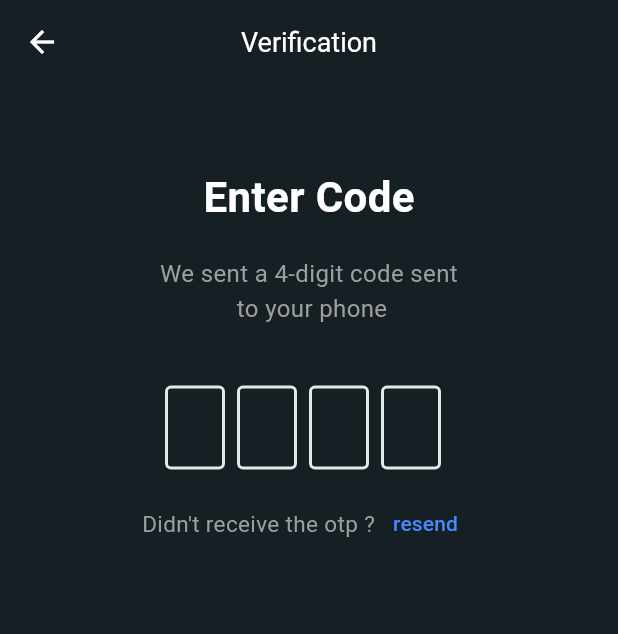
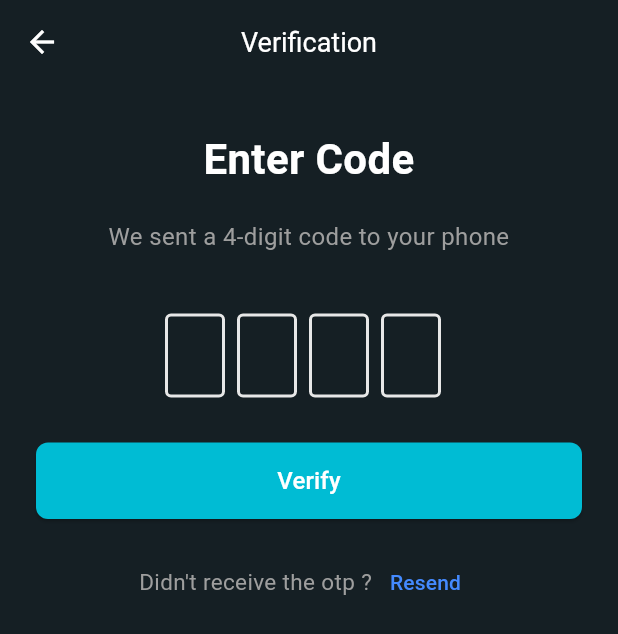
Before and after one commit to PriyadhaPrakash/Fishy, a Flutter app: the OtpPage screen opened directly, on a phone screen of 412 x 824 dp. Shown: the top 634 px of the screen. Run offline on Flutter 3.47's test engine with Material 3 defaults, Android fonts, the phone set to English and light mode, and no system bars; drawn by our look-alikes of flutter_otp_text_field; our stand-ins replace carousel_slider; network calls fail.

Commit message:
verify button added in otp page

```diff
--- a/lib/otp_page.dart
+++ b/lib/otp_page.dart
@@ -9,70 +9,118 @@ class OtpPage extends StatefulWidget {
 }
 
 class _OtpPageState extends State<OtpPage> {
+  String _enteredOtp = "";
+
   @override
   Widget build(BuildContext context) {
     return Scaffold(
+      resizeToAvoidBottomInset: true,
       backgroundColor: const Color(0xFF151F24),
       appBar: AppBar(
-        backgroundColor: const  Color(0xFF151F24),
-        leading: BackButton(color: Colors.white),
-        title: Text(
+        backgroundColor: const Color(0xFF151F24),
+        leading: const BackButton(color: Colors.white),
+        title: const Text(
           "Verification",
-          style: TextStyle(color: const Color(0xFFFFFFFF), fontSize: 18),
+          style: TextStyle(color: Color(0xFFFFFFFF), fontSize: 18),
         ),
         centerTitle: true,
+        elevation: 0,
       ),
-      body: Padding(
-        padding: const EdgeInsets.symmetric(horizontal: 24.0),
-        child: Padding(
-          padding: const EdgeInsets.symmetric(horizontal: 10, vertical: 55),
+      body: SafeArea(
+        child: SingleChildScrollView(
+          padding: const EdgeInsets.symmetric(horizontal: 24.0, vertical: 20),
           child: Column(
-            mainAxisAlignment: MainAxisAlignment.start,
+            mainAxisSize: MainAxisSize.min,
+            crossAxisAlignment: CrossAxisAlignment.stretch,
             children: [
-              Text(
+              const SizedBox(height: 10),
+              const Text(
                 "Enter Code",
+                textAlign: TextAlign.center,
                 style: TextStyle(
                   fontWeight: FontWeight.w600,
                   fontSize: 28,
                   color: Color(0xFFFFFFFF),
                 ),
               ),
-              SizedBox(height: 20),
-              Text(
-                "We sent a 4-digit code sent \n to your phone",
+              const SizedBox(height: 20),
+              const Text(
+                "We sent a 4-digit code to your phone",
                 textAlign: TextAlign.center,
                 style: TextStyle(fontSize: 16, color: Colors.grey),
               ),
-              SizedBox(height: 40),
+              const SizedBox(height: 40),
+
               OtpTextField(
                 numberOfFields: 4,
-
                 borderColor: Colors.cyan,
                 showFieldAsBox: true,
                 textStyle: const TextStyle(color: Colors.grey),
+                onCodeChanged: (String code) {
+                  _enteredOtp = code;
+                },
                 onSubmit: (String verificationCode) {
-                  print("Entered OTP: $verificationCode");
-
-                  ScaffoldMessenger.of(
-                    context,
-                  ).showSnackBar(SnackBar(content: Text("OTP Entered")));
+                  setState(() {
+                    _enteredOtp = verificationCode;
+                  });
                 },
               ),
-              Padding(
-                padding: const EdgeInsets.symmetric(
-                  horizontal: 12,
-                  vertical: 12,
-                ),
-                child: Row(
-                  mainAxisAlignment: MainAxisAlignment.center,
-                  children: [
-                    const Text(
-                      "Didn't receive the otp ?",
-                      style: TextStyle(color: Colors.grey,fontSize: 15),
-                    ),TextButton(onPressed: (){}, child: const Text("resend",style: TextStyle(color: Colors.blueAccent),))
-                  ],
+
+              const SizedBox(height: 30),
+
+              SizedBox(
+                width: double.infinity,
+                child: ElevatedButton(
+                  style: ElevatedButton.styleFrom(
+                    backgroundColor: Colors.cyan,
+                    padding: const EdgeInsets.symmetric(vertical: 14),
+                    shape: RoundedRectangleBorder(
+                      borderRadius: BorderRadius.circular(8),
+                    ),
+                  ),
+                  onPressed: () {
+                    if (_enteredOtp.trim().length == 4) {
+                      ScaffoldMessenger.of(context).showSnackBar(
+                        SnackBar(content: Text("Verifying OTP")),
+                      );
+
+                    } else {
+                      ScaffoldMessenger.of(context).showSnackBar(
+                        const SnackBar(content: Text("Please enter a valid 4-digit OTP")),
+                      );
+                    }
+                  },
+                  child: const Text(
+                    "Verify",
+                    style: TextStyle(fontSize: 16, color: Colors.white),
+                  ),
                 ),
               ),
+
+              const SizedBox(height: 18),
+
+              Row(
+                mainAxisAlignment: MainAxisAlignment.center,
+                children: [
+                  const Text(
+                    "Didn't receive the otp ?",
+                    style: TextStyle(color: Colors.grey, fontSize: 15),
+                  ),
+                  TextButton(
+                    onPressed: () {
+                      ScaffoldMessenger.of(context).showSnackBar(
+                        const SnackBar(content: Text("Resend OTP tapped")),
+                      );
+                    },
+                    child: const Text(
+                      "Resend",
+                      style: TextStyle(color: Colors.blueAccent),
+                    ),
+                  ),
+                ],
+              ),
+
+              SizedBox(height: MediaQuery.of(context).viewInsets.bottom),
             ],
           ),
         ),
```
